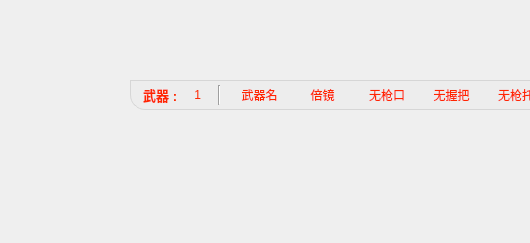
First picture: the form in views/state.ui, repository Pupper0601/CuteAide, before the edit; both pictures show x 0 to 530 and y 0 to 243 of the 941 by 243 pixel window.
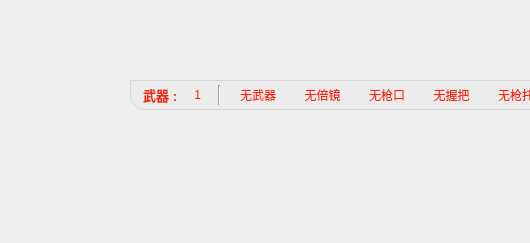
Second picture: the form after the edit.

Diff of the .ui file:
```diff
--- a/views/state.ui
+++ b/views/state.ui
@@ -263,7 +263,7 @@
 }</string>
           </property>
           <property name="text">
-           <string> 武器名</string>
+           <string>无武器</string>
           </property>
          </widget>
         </item>
@@ -294,7 +294,7 @@
 }</string>
           </property>
           <property name="text">
-           <string>倍镜</string>
+           <string>无倍镜</string>
           </property>
          </widget>
         </item>
```
